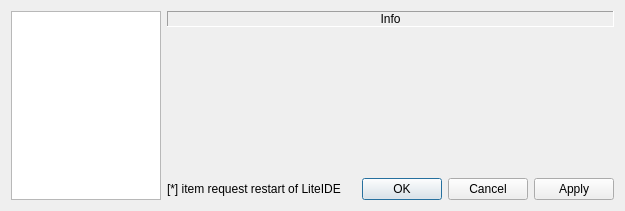
Old version of the form liteidex/src/liteapp/optionswidget.ui in the repository visualfc/liteide.
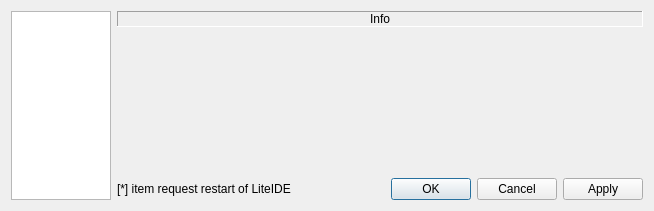
New version of the form.

Diff of the .ui file:
```diff
--- a/liteidex/src/liteapp/optionswidget.ui
+++ b/liteidex/src/liteapp/optionswidget.ui
@@ -6,25 +6,25 @@
    <rect>
     <x>0</x>
     <y>0</y>
-    <width>625</width>
+    <width>654</width>
     <height>211</height>
    </rect>
   </property>
   <property name="windowTitle">
    <string>Options</string>
   </property>
-  <layout class="QHBoxLayout" name="horizontalLayout_2" stretch="1,3">
+  <layout class="QHBoxLayout" name="horizontalLayout_2" stretch="1,10">
    <item>
     <widget class="QListWidget" name="listWidget">
      <property name="sizePolicy">
-      <sizepolicy hsizetype="Preferred" vsizetype="Expanding">
+      <sizepolicy hsizetype="Fixed" vsizetype="Expanding">
        <horstretch>0</horstretch>
        <verstretch>0</verstretch>
       </sizepolicy>
      </property>
      <property name="minimumSize">
       <size>
-       <width>150</width>
+       <width>100</width>
        <height>0</height>
       </size>
      </property>
```
